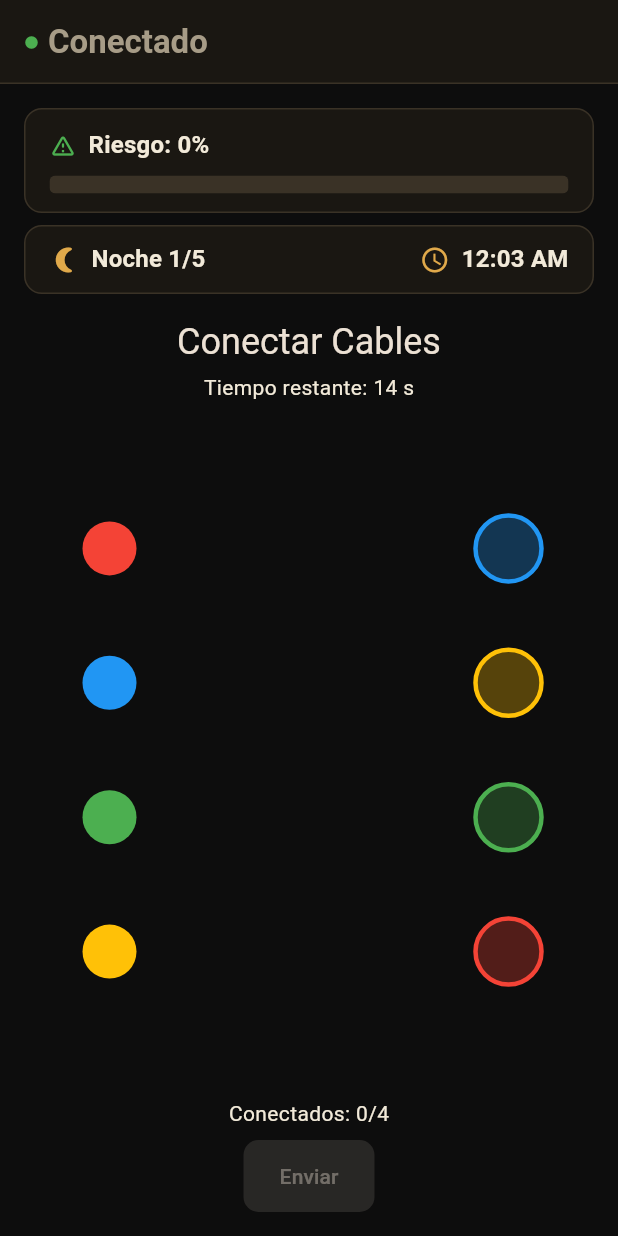
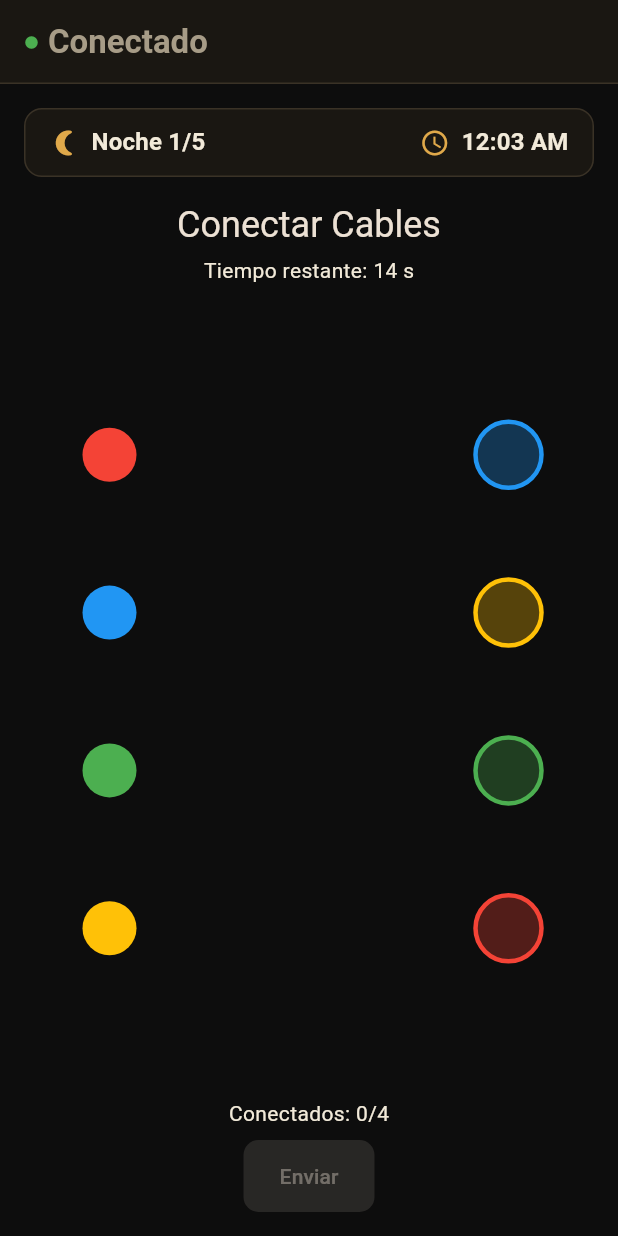
Before and after one commit to aaabriceno/Five-Nights-of-Terror-Proyecto-IHC, a Flutter app: the screen it shows after launch, after a tap on "Reintentar", after a tap on "Conectar Cables", on a phone screen of 412 x 824 dp. Run offline on Flutter 3.47's test engine with Material 3 defaults, Android fonts, the phone set to English and light mode, and no system bars; our stand-ins replace logger.

Commit message:
fix: ocultar el riesgo global de la interfaz del jugador
El porcentaje de riesgo es una mecanica interna del juego (estilo
FNAF real) y no debe ser visible para el jugador -- mostrarlo revela
informacion que le permitiria jugar de forma optima en vez de a
ciegas, rompiendo la tension prevista. Se elimina BarraDeRiesgo de
game_screen.dart y se borra el widget por completo. La logica de
riesgo (GameSession.riesgo, calculo de ataques en el mock) sigue
funcionando igual, solo se deja de renderizar.

```diff
--- a/flutter/lib/screens/game_screen.dart
+++ b/flutter/lib/screens/game_screen.dart
@@ -5,7 +5,6 @@ import 'package:provider/provider.dart';
 import '../models/task.dart';
 import '../providers/connection_provider.dart';
 import '../providers/game_provider.dart';
-import '../widgets/barra_de_riesgo.dart';
 import '../widgets/status_bar.dart';
 import '../widgets/barra_reloj_de_noche.dart';
 import '../widgets/placeholder_game_widget.dart';
@@ -77,8 +76,6 @@ class _GameScreenState extends State<GameScreen> {
         padding: const EdgeInsets.all(16),
         child: Column(
           children: [
-            BarraDeRiesgo(riesgo: game.session.riesgo),
-            const SizedBox(height: 8),
             BarraRelojDeNoche(
               nocheActual: game.session.nocheActual,
               horaEnJuego: game.session.horaEnJuego,
--- a/flutter/lib/widgets/barra_de_riesgo.dart
+++ /dev/null
@@ -1,58 +0,0 @@
-import 'package:flutter/material.dart';
-import '../utils/colors.dart';
-
-/// Muestra el riesgo global de ataque (0-100%). A diferencia de una
-/// barra de vida, AQUÍ SUBIR ES PELIGRO: 0% es seguro, 100% significa
-/// que el próximo roll de ataque del servidor casi con certeza mata al
-/// jugador. Ver docs/superpowers/specs/2026-09-09-sistema-de-riesgo-y-tareas-nuevas-design.md.
-class BarraDeRiesgo extends StatelessWidget {
-  final int riesgo;
-
-  const BarraDeRiesgo({super.key, required this.riesgo});
-
-  Color _colorPorRiesgo() {
-    if (riesgo < 34) return AppColors.exito;
-    if (riesgo < 67) return AppColors.advertencia;
-    return AppColors.peligro;
-  }
-
-  @override
-  Widget build(BuildContext context) {
-    final double fraccion = (riesgo.clamp(0, 100)) / 100;
-    final Color color = _colorPorRiesgo();
-
-    return Container(
-      padding: const EdgeInsets.symmetric(horizontal: 16, vertical: 12),
-      decoration: BoxDecoration(
-        color: AppColors.panel,
-        borderRadius: BorderRadius.circular(12),
-        border: Border.all(color: AppColors.panelBorde),
-      ),
-      child: Column(
-        crossAxisAlignment: CrossAxisAlignment.start,
-        children: [
-          Row(
-            children: [
-              Icon(Icons.warning_amber_rounded, size: 18, color: color),
-              const SizedBox(width: 8),
-              Text(
-                'Riesgo: $riesgo%',
-                style: Theme.of(context).textTheme.titleMedium,
-              ),
-            ],
-          ),
-          const SizedBox(height: 8),
-          ClipRRect(
-            borderRadius: BorderRadius.circular(4),
-            child: LinearProgressIndicator(
-              value: fraccion,
-              minHeight: 12,
-              backgroundColor: AppColors.panelBorde,
-              color: color,
-            ),
-          ),
-        ],
-      ),
-    );
-  }
-}
```
